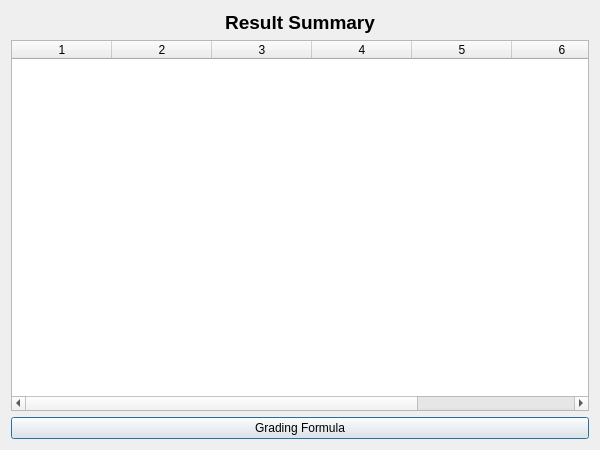
The window that StudentPanel/StudentResult.ui (sarimkhan4/SchoolManagementSystem) describes before a commit, drawn with Qt 5.
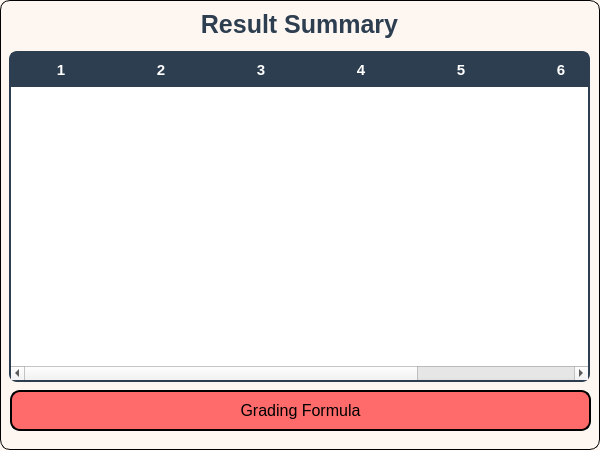
The same window after the commit.

Commit message: Created a UI for AdminPanel (6 files), StudentPanel (6 files), TeacherPanel (5 files), Login.

The edit to the form file:
```diff
--- a/StudentPanel/StudentResult.ui
+++ b/StudentPanel/StudentResult.ui
@@ -13,25 +13,102 @@
   <property name="windowTitle">
    <string>My Results</string>
   </property>
-  <layout class="QVBoxLayout" name="verticalLayout">
-   <item>
+  <property name="styleSheet">
+   <string notr="true">QDialog#StudentResult {
+        background-color: #fef6f0   ;
+        border: 1px solid black;
+        border-radius: 10%;
+}</string>
+  </property>
     <widget class="QLabel" name="titleLabel">
-     <property name="text">
-      <string>Result Summary</string>
-     </property>
-     <property name="alignment">
-      <set>Qt::AlignCenter</set>
+   <property name="geometry">
+    <rect>
+     <x>9</x>
+     <y>9</y>
+     <width>581</width>
+     <height>31</height>
+    </rect>
      </property>
      <property name="font">
       <font>
-       <pointsize>14</pointsize>
+     <pointsize>-1</pointsize>
        <bold>true</bold>
       </font>
      </property>
-    </widget>
-   </item>
-   <item>
+   <property name="styleSheet">
+    <string notr="true">QLabel#titleLabel {
+        font-size: 25px;
+color: #2c3e50 ;
+}</string>
+   </property>
+   <property name="text">
+    <string>Result Summary</string>
+   </property>
+   <property name="alignment">
+    <set>Qt::AlignmentFlag::AlignCenter</set>
+   </property>
+  </widget>
     <widget class="QTableWidget" name="tableWidget">
+   <property name="geometry">
+    <rect>
+     <x>9</x>
+     <y>51</y>
+     <width>581</width>
+     <height>331</height>
+    </rect>
+   </property>
+   <property name="styleSheet">
+    <string notr="true">QTableWidget#tableWidget {
+    border: 1.5px solid #2c3e50;
+    border-radius: 8px;
+    background-color: #ffffff;
+    font-family: 'Segoe UI', sans-serif;
+    font-size: 11pt;
+    color: #2c3e50;
+    gridline-color: #ecf0f1;
+    alternate-background-color: #f7f9fa;
+    selection-background-color: #d6eaf8;
+    selection-color: #1a252f;
+}
+
+QHeaderView::section {
+    background-color: #2c3e50;
+    color: white;
+    font-weight: bold;
+    font-size: 11pt;
+    padding: 6px;
+    border: none;
+    font-family: 'Segoe UI', sans-serif;
+}
+
+QTableWidget QTableCornerButton::section {
+    background-color: #2c3e50;
+    border: none;
+}
+
+QTableWidget::item {
+    padding: 8px 10px;
+    font-size: 9pt;
+}
+
+QTableWidget::item:selected {
+    background-color: #d6eaf8;
+    color: #1a252f;
+}
+</string>
+   </property>
+   <property name="alternatingRowColors">
+    <bool>true</bool>
+   </property>
+   <property name="selectionMode">
+    <enum>QAbstractItemView::SelectionMode::SingleSelection</enum>
+   </property>
+   <property name="selectionBehavior">
+    <enum>QAbstractItemView::SelectionBehavior::SelectRows</enum>
+   </property>
+   <property name="showGrid">
+    <bool>true</bool>
+   </property>
      <property name="columnCount">
       <number>7</number>
      </property>
@@ -46,28 +123,43 @@
        <string>Grade</string>
       </stringlist>
      </property>
-     <property name="showGrid">
-      <bool>true</bool>
-     </property>
-     <property name="alternatingRowColors">
-      <bool>true</bool>
-     </property>
-     <property name="selectionMode">
-      <enum>QAbstractItemView::SingleSelection</enum>
-     </property>
-     <property name="selectionBehavior">
-      <enum>QAbstractItemView::SelectRows</enum>
-     </property>
-    </widget>
-   </item>
-   <item>
+   <column/>
+   <column/>
+   <column/>
+   <column/>
+   <column/>
+   <column/>
+   <column/>
+  </widget>
     <widget class="QPushButton" name="gradingFormulaButton">
+   <property name="geometry">
+    <rect>
+     <x>10</x>
+     <y>390</y>
+     <width>581</width>
+     <height>41</height>
+    </rect>
+   </property>
+   <property name="styleSheet">
+    <string notr="true">QPushButton#gradingFormulaButton {
+    background-color: #ff6b6b;
+    border: 1.5px solid black;
+    border-radius: 10px;
+    padding: 6px;
+    font-size: 16px;
+}
+
+/* Hover effect */
+QPushButton#gradingFormulaButton:hover {
+    background-color: #ee5253;
+}
+
+</string>
+   </property>
      <property name="text">
       <string>Grading Formula</string>
      </property>
     </widget>
-   </item>
-  </layout>
  </widget>
  <resources/>
  <connections/>
```
Left out of the diff: 2 changed lines with no effect on the pictures. Lines whose indentation alone changed are shown as unchanged. The commit also changes 13 other files.
